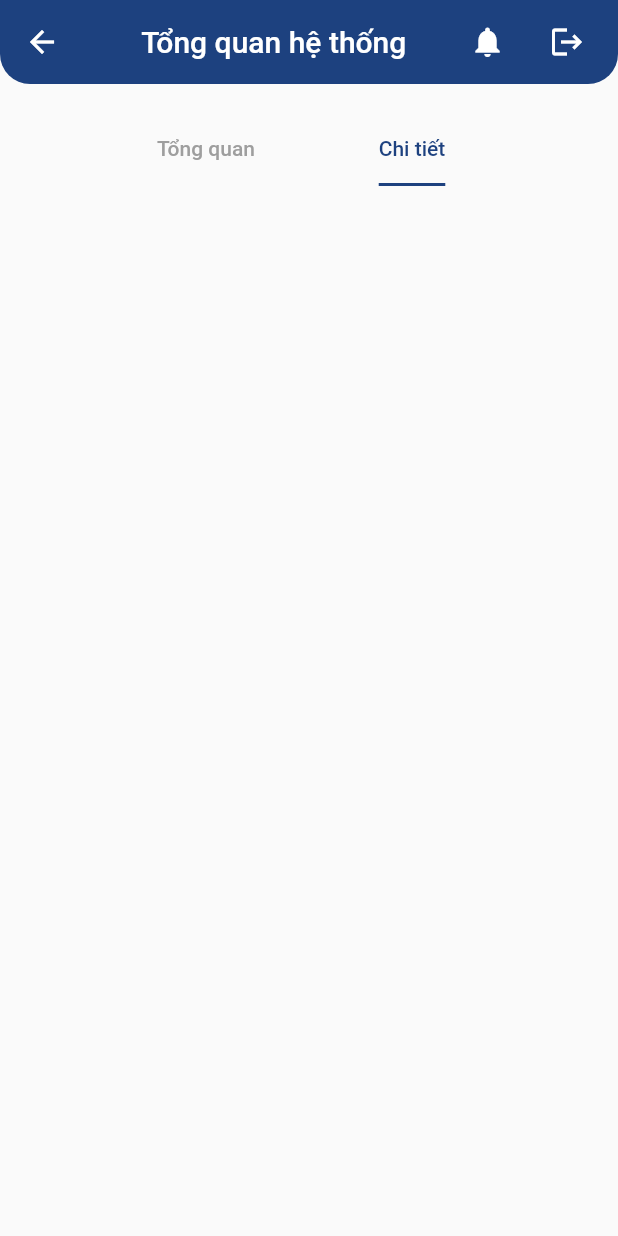
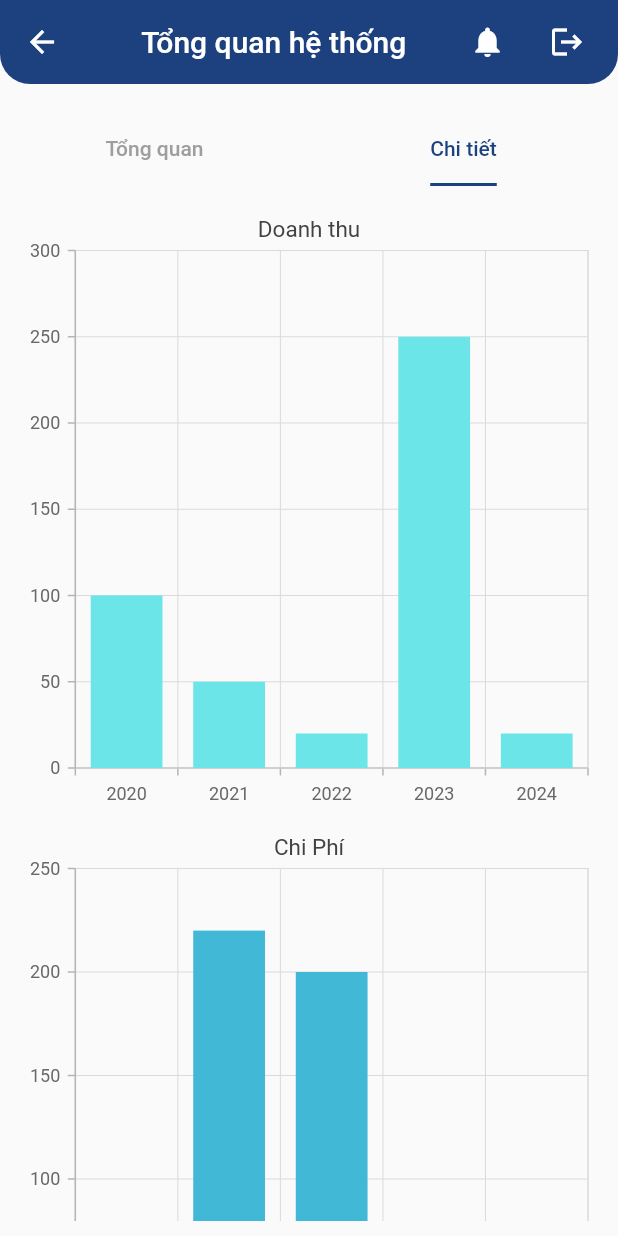
Before and after one commit to dung0911/eboss, a Flutter app: the Dashboard screen opened directly, tab 2 chosen, on a phone screen of 412 x 824 dp. Run offline on Flutter 3.47's test engine with Material 2 defaults, Android fonts, the phone set to English and light mode, and no system bars; our stand-ins replace syncfusion_flutter_charts.

Commit message:
add ChartDetail and responsive

```diff
--- a/lib/Interfaces/HomePage/ChartDetail.dart
+++ b/lib/Interfaces/HomePage/ChartDetail.dart
@@ -1,15 +1,36 @@
+import 'package:eboss/Widget/ChartWidget/ChartDetailWidget.dart';
 import 'package:flutter/material.dart';
+import 'package:eboss/Widget/ChartWidget/ChartData.dart';
+import 'package:syncfusion_flutter_charts/charts.dart';
 
-class ChartDetail extends StatefulWidget {
-  const ChartDetail({super.key});
-
-  @override
-  State<ChartDetail> createState() => _ChartDetailState();
-}
-
-class _ChartDetailState extends State<ChartDetail> {
+class ChartDetail extends StatelessWidget {
   @override
   Widget build(BuildContext context) {
-    return SingleChildScrollView();
+    return Scaffold(
+      body: Padding(
+        padding: const EdgeInsets.all(10.0),
+        child: SingleChildScrollView(
+          child: Column(
+            children: [
+              ChartDetailWidget(
+                title: 'Doanh thu',
+                color: Color.fromRGBO(108, 229, 232, 1),
+                groupName: "Doanh thu",
+              ),
+              ChartDetailWidget(
+                title: 'Chi Phí',
+                color: Color.fromRGBO(65, 184, 213, 1),
+                groupName: "Chi Phí",
+              ),
+              ChartDetailWidget(
+                title: 'Lợi nhuận',
+                color: Color.fromRGBO(45, 139, 186, 1),
+                groupName: "Lợi nhuận",
+              ),
+            ],
+          ),
+        ),
+      ),
+    );
   }
 }
--- a/lib/Interfaces/HomePage/Dashboard.dart
+++ b/lib/Interfaces/HomePage/Dashboard.dart
@@ -1,6 +1,8 @@
 import 'package:eboss/Interfaces/HomePage/ChartDetail.dart';
 import 'package:eboss/Interfaces/HomePage/GeneralChart.dart';
+import 'package:eboss/Widget/ChartWidget/ChartData.dart';
 import 'package:eboss/Widget/General/CustomButton.dart';
+import 'package:eboss/Widget/General/license.dart';
 import 'package:flutter/material.dart';
 
 class Dashboard extends StatefulWidget {
@@ -58,7 +60,7 @@ class _Dashboard extends State<Dashboard> {
             // TabBar
             Container(
               color: Colors.transparent,
-              width: MediaQuery.of(context).size.width / 1.5,
+              // width: MediaQuery.of(context).size.width / 1.5,
               child: TabBar(
                 labelColor: Color.fromRGBO(29, 65, 127, 1),
                 unselectedLabelColor: Colors.grey,
@@ -71,10 +73,6 @@ class _Dashboard extends State<Dashboard> {
                 ],
               ),
             ),
-            SizedBox(
-              height: 0,
-            ),
-
             Expanded(
               child: TabBarView(
                 children: [GeneralChart(), ChartDetail()],
--- a/lib/Widget/ChartWidget/ChartData.dart
+++ b/lib/Widget/ChartWidget/ChartData.dart
@@ -5,3 +5,21 @@ class ChartData {
 
   ChartData(this.year, this.groupName, this.value);
 }
+
+List<ChartData> chartData = [
+  ChartData('2020', 'Doanh thu', 100),
+  ChartData('2021', 'Doanh thu', 50),
+  ChartData('2022', 'Doanh thu', 20),
+  ChartData('2023', 'Doanh thu', 250),
+  ChartData('2024', 'Doanh thu', 20),
+  ChartData('2020', 'Chi Phí', 20),
+  ChartData('2021', 'Chi Phí', 220),
+  ChartData('2022', 'Chi Phí', 200),
+  ChartData('2023', 'Chi Phí', 20),
+  ChartData('2024', 'Chi Phí', 20),
+  ChartData('2020', 'Lợi nhuận', 260),
+  ChartData('2021', 'Lợi nhuận', 270),
+  ChartData('2022', 'Lợi nhuận', 290),
+  ChartData('2023', 'Lợi nhuận', 200),
+  ChartData('2024', 'Lợi nhuận', 300),
+];
--- /dev/null
+++ b/lib/Widget/ChartWidget/ChartDetailWidget.dart
@@ -0,0 +1,33 @@
+import 'package:eboss/Widget/ChartWidget/ChartData.dart';
+import 'package:flutter/material.dart';
+import 'package:syncfusion_flutter_charts/charts.dart';
+
+class ChartDetailWidget extends StatelessWidget {
+  final String title;
+  final Color color;
+  final String groupName;
+
+  ChartDetailWidget({required this.title, required this.color, required this.groupName});
+
+  @override
+  Widget build(BuildContext context) {
+    return Container(
+      height: MediaQuery.of(context).size.height * 0.5,
+      child: SfCartesianChart(
+        primaryXAxis: CategoryAxis(),
+        title: ChartTitle(text: title),
+        series: <ColumnSeries<ChartData, String>>[
+          ColumnSeries(
+            color: color,
+            dataSource: chartData
+                .where((data) => data.groupName == groupName)
+                .toList(),
+            xValueMapper: (ChartData ch, _) => ch.year,
+            yValueMapper: (ChartData ch, _) => ch.value,
+            name: groupName,
+          ),
+        ],
+      ),
+    );
+  }
+}
--- a/lib/Widget/General/CustomButton.dart
+++ b/lib/Widget/General/CustomButton.dart
@@ -23,7 +23,7 @@ class CustomButton extends StatelessWidget {
           child: Text(
             label,
             style: TextStyle(
-                color: Colors.white, fontSize: 15, fontWeight: FontWeight.bold),
+                color: Colors.white, fontSize: 14, fontWeight: FontWeight.bold),
           ),
         ),
       ),
--- a/lib/main.dart
+++ b/lib/main.dart
@@ -18,7 +18,7 @@ class MyApp extends StatelessWidget {
         // colorScheme: ColorScheme.fromSeed(seedColor: Colors.deepPurple),
         // useMaterial3: true,
       ),
-      home: LoginPage(),
+      home: Dashboard(),
     );
   }
 }
```
Also changed, not shown: lib/Interfaces/HomePage/GeneralChart.dart (+5 -20 lines), lib/Interfaces/Welcome/LoginPage.dart (+4 -34 lines), lib/Widget/General/license.dart (added, +42 -0 lines).
